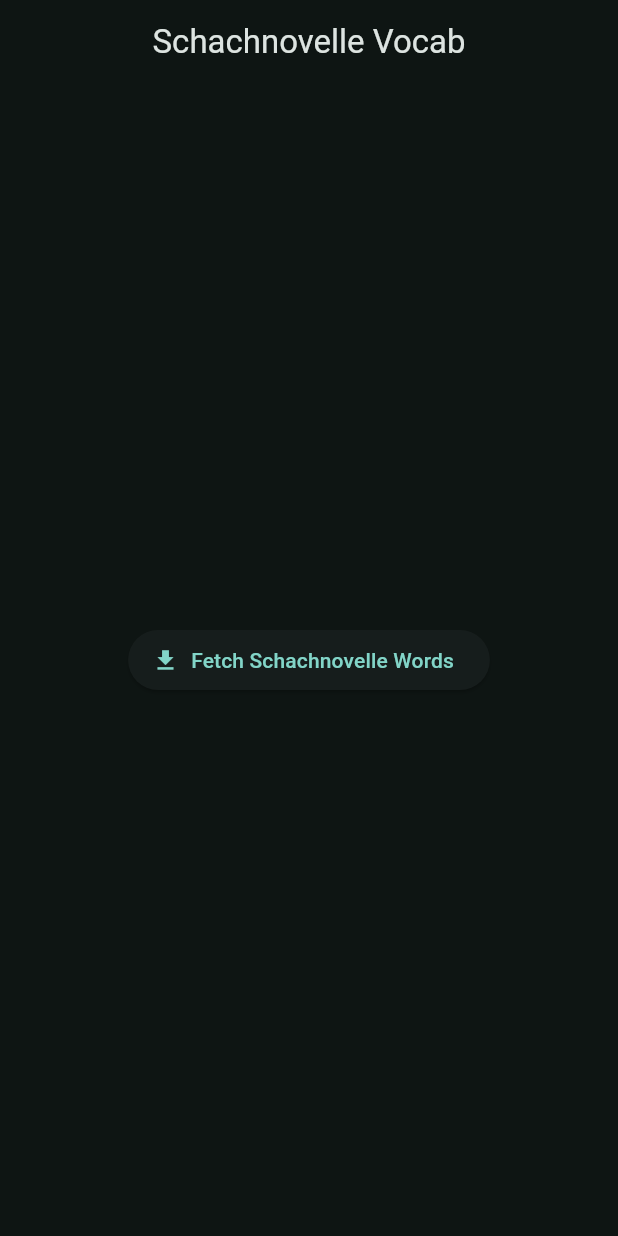
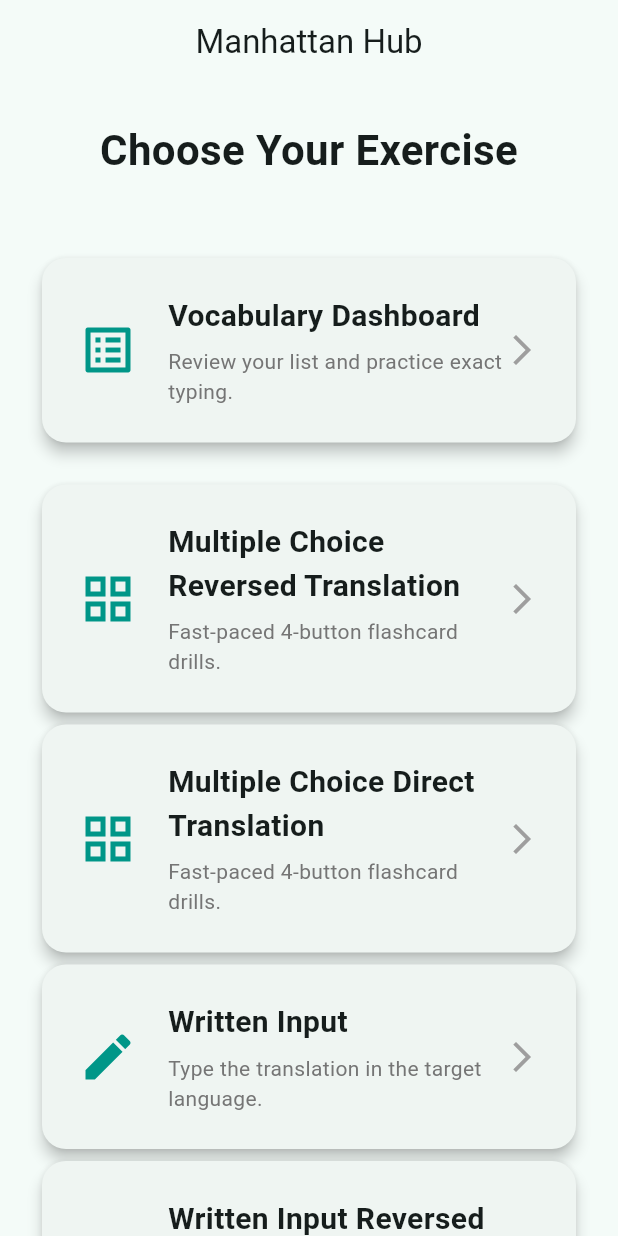
Before and after one commit to proscrite/ManHatTan, a Flutter app: the screen it shows after launch, on a phone screen of 412 x 824 dp. Run offline on Flutter 3.47's test engine with Material 3 defaults, Android fonts, the phone set to English and light mode, and no system bars.

Commit message:
Added Written Input and Multiple Answer exercises in backend and frontend

```diff
--- a/mht/frontend/lib/main.dart
+++ b/mht/frontend/lib/main.dart
@@ -1,5 +1,5 @@
 import 'package:flutter/material.dart';
-import 'screens/dashboard_screen.dart'; // Import the screen!
+import 'screens/mode_selection_screen.dart';
 
 void main() {
   runApp(const ManhattanApp());
@@ -11,17 +11,14 @@ class ManhattanApp extends StatelessWidget {
   @override
   Widget build(BuildContext context) {
     return MaterialApp(
+      debugShowCheckedModeBanner: false, // Hides the "Debug" banner in the corner
       title: 'Manhattan',
-      debugShowCheckedModeBanner: false,
       theme: ThemeData(
-        colorScheme: ColorScheme.fromSeed(
-          seedColor: Colors.teal,
-          brightness: Brightness.dark,
-        ),
+        colorScheme: ColorScheme.fromSeed(seedColor: Colors.teal),
         useMaterial3: true,
       ),
-      // Point the home page to our new DashboardScreen class
-      home: const DashboardScreen(),
+      // Set the new Hub as the starting screen
+      home: const ModeSelectionScreen(),
     );
   }
 }
--- a/mht/frontend/lib/screens/dashboard_screen.dart
+++ b/mht/frontend/lib/screens/dashboard_screen.dart
@@ -41,7 +41,7 @@ class _DashboardScreenState extends State<DashboardScreen> {
     setState(() => _isLoading = true);
 
     // Send to the FastAPI Grading Engine!
-    final isCorrect = await ApiService.submitReview(vocabId, userAnswer);
+    final isCorrect = await ApiService.submitReview(vocabId, userAnswer, 'wrt');
 
     if (isCorrect != null) {
       // Refresh the list to show the new stats
@@ -74,7 +74,7 @@ class _DashboardScreenState extends State<DashboardScreen> {
       builder: (context) {
         return AlertDialog(
           // 1. Ask for the German translation
-          title: const Text('Translate to German', textAlign: TextAlign.center, style: TextStyle(fontSize: 18, color: Colors.grey)),
+          title: const Text('Translate to Hebrew', textAlign: TextAlign.center, style: TextStyle(fontSize: 18, color: Colors.grey)),
           content: Column(
             mainAxisSize: MainAxisSize.min,
             children: [
@@ -86,11 +86,12 @@ class _DashboardScreenState extends State<DashboardScreen> {
               ),
               const SizedBox(height: 24),
               // 3. The Text Input Field!
+
               TextField(
                 controller: answerController,
                 autofocus: true, // Automatically pops up the keyboard!
                 decoration: const InputDecoration(
-                  labelText: 'Type the German word...',
+                  labelText: 'Type the Hebrew word...',
                   border: OutlineInputBorder(),
                 ),
                 // Allow hitting "Enter" on the keyboard to submit
@@ -126,7 +127,7 @@ class _DashboardScreenState extends State<DashboardScreen> {
   Widget build(BuildContext context) {
     return Scaffold(
       appBar: AppBar(
-        title: const Text('Schachnovelle Vocab'),
+        title: const Text('Database Vocab'),
         centerTitle: true,
         actions: [
           // Only show these controls if we actually have words loaded!
@@ -174,7 +175,7 @@ class _DashboardScreenState extends State<DashboardScreen> {
         child: ElevatedButton.icon(
           onPressed: loadWords,
           icon: const Icon(Icons.download),
-          label: const Text('Fetch Schachnovelle Words'),
+          label: const Text('Fetch Word Database'),
         ),
       )
           : ListView.builder(
--- /dev/null
+++ b/mht/frontend/lib/screens/mode_selection_screen.dart
@@ -0,0 +1,148 @@
+import 'package:flutter/material.dart';
+import 'dashboard_screen.dart';
+import 'multiple_choice_screen.dart';
+import 'written_input_screen.dart';
+
+class ModeSelectionScreen extends StatelessWidget {
+  const ModeSelectionScreen({super.key});
+
+  @override
+  Widget build(BuildContext context) {
+    return Scaffold(
+      appBar: AppBar(
+        title: const Text('Manhattan Hub'),
+        centerTitle: true,
+      ),
+      body: SafeArea(
+        child: SingleChildScrollView(
+          padding: const EdgeInsets.all(24.0),
+          child: Column(
+            mainAxisAlignment: MainAxisAlignment.center,
+            crossAxisAlignment: CrossAxisAlignment.stretch,
+            children: [
+              const Text(
+                'Choose Your Exercise',
+                textAlign: TextAlign.center,
+                style: TextStyle(fontSize: 28, fontWeight: FontWeight.bold),
+              ),
+              const SizedBox(height: 48),
+
+              // Mode 1: The Original Dashboard (Typing)
+              _buildModeCard(
+                context,
+                title: 'Vocabulary Dashboard',
+                subtitle: 'Review your list and practice exact typing.',
+                icon: Icons.list_alt,
+                onTap: () {
+                  Navigator.push(
+                    context,
+                    MaterialPageRoute(builder: (_) => const DashboardScreen()),
+                  );
+                },
+              ),
+
+              const SizedBox(height: 20),
+
+              // Mode 2: MARTE exercise
+              _buildModeCard(
+                context,
+                title: 'Multiple Choice Reversed Translation',
+                subtitle: 'Fast-paced 4-button flashcard drills.',
+                icon: Icons.grid_view,
+                onTap: () {
+                  Navigator.push(
+                    context,
+                    MaterialPageRoute(builder: (_) => const MultipleChoiceScreen(mode: 'mrt',)),
+                  );
+                },
+              ),
+
+              // Mode 3: MADTE exercise
+              _buildModeCard(
+                context,
+                title: 'Multiple Choice Direct Translation',
+                subtitle: 'Fast-paced 4-button flashcard drills.',
+                icon: Icons.grid_view,
+                onTap: () {
+                  Navigator.push(
+                    context,
+                    MaterialPageRoute(builder: (_) => const MultipleChoiceScreen(mode: 'mdt',)),
+                  );
+                },
+              ),
+
+              // Mode 4: WIDTE exercise
+              _buildModeCard(
+                context,
+                title: 'Written Input',
+                subtitle: 'Type the translation in the target language.',
+                icon: Icons.edit,
+
+                onTap: () {
+                  Navigator.push(
+                    context,
+                    MaterialPageRoute(builder: (_) => const WrittenInputScreen(mode: 'wdt',)),
+                  );
+                },
+              ),
+
+              // Mode 5: WIRTE exercise
+              _buildModeCard(
+                context,
+                title: 'Written Input Reversed Translation',
+                subtitle: 'Type the translation in the target language.',
+                icon: Icons.edit,
+                onTap: () {
+                  Navigator.push(
+                    context,
+                    MaterialPageRoute(builder: (_) => const WrittenInputScreen(mode: 'wt',)),
+                  );
+                },
+              )
+
+
+            ],
+          ),
+        ),
+      ),
+    );
+  }
+
+  // A reusable builder for our mode selection cards
+  Widget _buildModeCard(
+      BuildContext context, {
+        required String title,
+        required String subtitle,
+        required IconData icon,
+        required VoidCallback onTap,
+      }) {
+    return Card(
+      elevation: 4,
+      shape: RoundedRectangleBorder(borderRadius: BorderRadius.circular(16)),
+      child: InkWell(
+        onTap: onTap,
+        borderRadius: BorderRadius.circular(16),
+        child: Padding(
+          padding: const EdgeInsets.all(24.0),
+          child: Row(
+            children: [
+              Icon(icon, size: 40, color: Colors.teal),
+              const SizedBox(width: 20),
+              Expanded(
+                child: Column(
+                  crossAxisAlignment: CrossAxisAlignment.start,
+                  children: [
+                    Text(title, style: const TextStyle(fontSize: 20, fontWeight: FontWeight.bold)),
+                    const SizedBox(height: 6),
+                    Text(subtitle, style: TextStyle(fontSize: 14, color: Colors.grey[600])),
+                  ],
+                ),
+              ),
+              const Icon(Icons.arrow_forward_ios, color: Colors.grey),
+            ],
+          ),
+        ),
+      ),
+    );
+  }
+}
--- a/mht/frontend/pubspec.yaml
+++ b/mht/frontend/pubspec.yaml
@@ -35,6 +35,7 @@ dependencies:
   # Use with the CupertinoIcons class for iOS style icons.
   cupertino_icons: ^1.0.8
   http: ^1.6.0
+  intl: ^0.20.2
 
 dev_dependencies:
   flutter_test:
```
Also changed, not shown: mht/frontend/lib/screens/multiple_choice_screen.dart (added, +208 -0 lines), mht/frontend/lib/screens/written_input_screen.dart (added, +156 -0 lines), mht/frontend/lib/services/api_service.dart (+66 -15 lines), mht/frontend/pubspec.lock, 9 other files.
